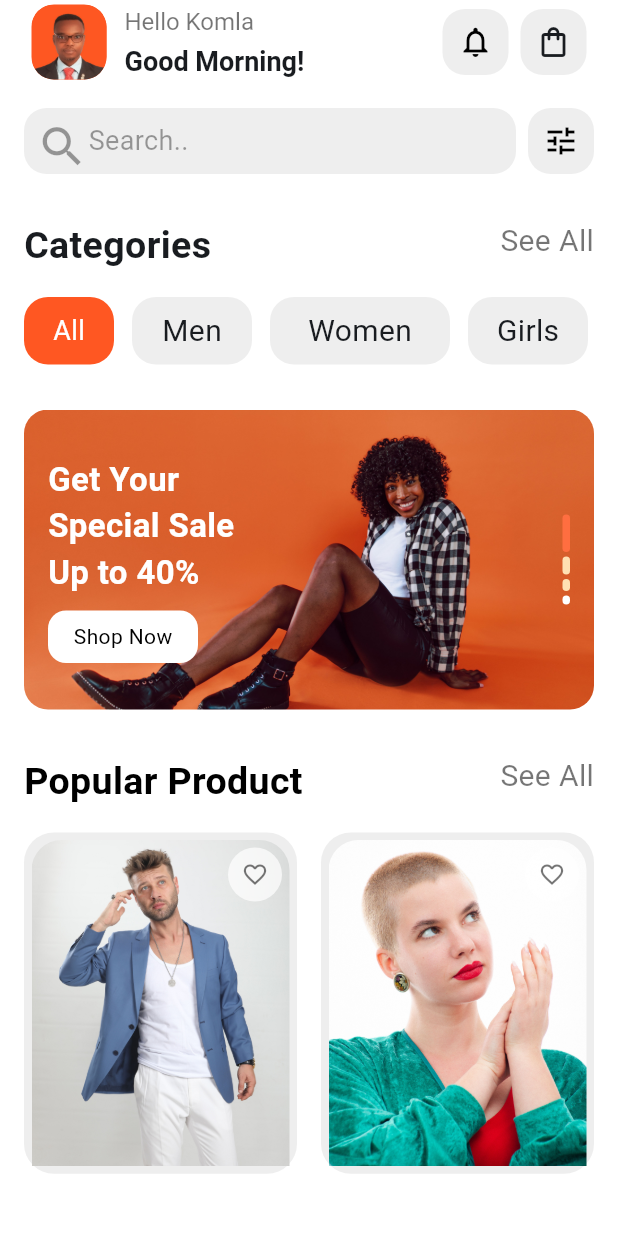
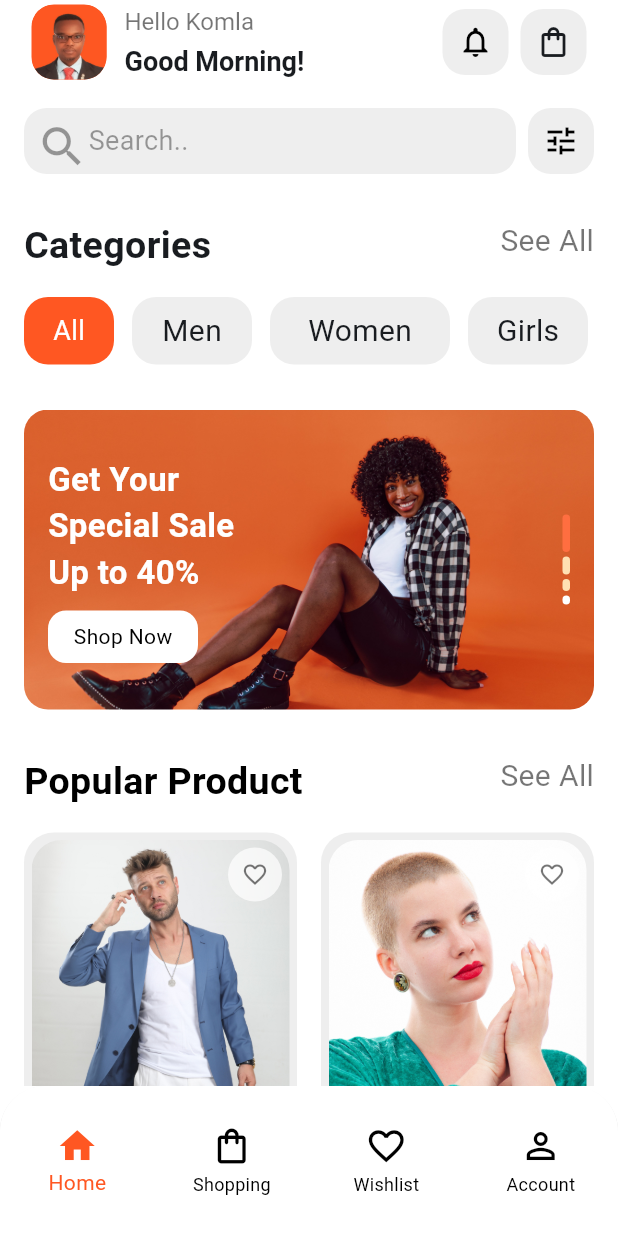
Before and after one commit to Kamisky1-Design/ui_flutter_practice3, a Flutter app: the screen it shows after launch, on a phone screen of 412 x 824 dp. Run offline on Flutter 3.47's test engine with Material 3 defaults, Android fonts, the phone set to English and light mode, and no system bars.

Commit message:
Updated homepage.dart with the bottomNavigationBar

```diff
--- a/lib/homepage.dart
+++ b/lib/homepage.dart
@@ -90,6 +90,52 @@ class Homepage extends StatelessWidget {
          PopularProductCard(),
         ],
       ),
+
+      //The navigation Bar section
+      bottomNavigationBar: Container(
+        height: 100,
+        decoration: BoxDecoration(
+          color: Colors.white,
+
+        ),
+        child: ClipRRect(
+          borderRadius: const BorderRadius.only(
+            topLeft: Radius.circular(30),
+            topRight: Radius.circular(30),
+          ),
+          child: BottomNavigationBar(
+            type: BottomNavigationBarType.fixed,
+            backgroundColor: Colors.white,
+            selectedItemColor: Colors.deepOrange,
+            unselectedItemColor: Colors.black,
+            currentIndex: 0,
+            showSelectedLabels: true,
+            showUnselectedLabels: true,
+            items: const [
+               BottomNavigationBarItem(
+                icon: Icon(Icons.home_outlined, size: 28,),
+                activeIcon: Icon(Icons.home, size: 28),
+                label: 'Home'
+              ),
+              BottomNavigationBarItem(
+                icon: Icon(Icons.shopping_bag_outlined, size: 28),
+                activeIcon: Icon(Icons.shopping_bag_outlined, size: 28),
+                label: 'Shopping',
+                ),
+                BottomNavigationBarItem(
+                icon: Icon(Icons.favorite_border, size: 28),
+                activeIcon: Icon(Icons.favorite, size: 28),
+                label: 'Wishlist',
+                ),
+                BottomNavigationBarItem(
+                icon: Icon(Icons.person_outline, size: 28),
+                activeIcon: Icon(Icons.person, size: 28),
+                label: 'Account',
+                ),
+            ],
+          ),
+        ),
+      ),
     );
   }
 }
```
